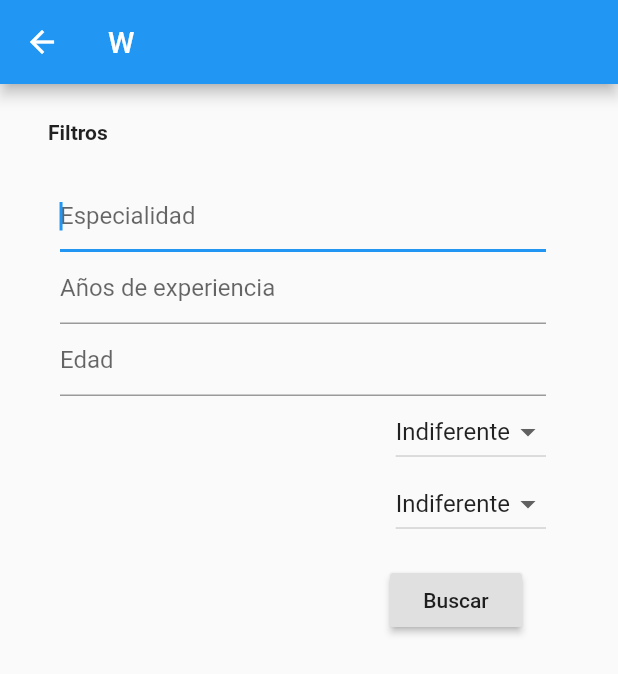
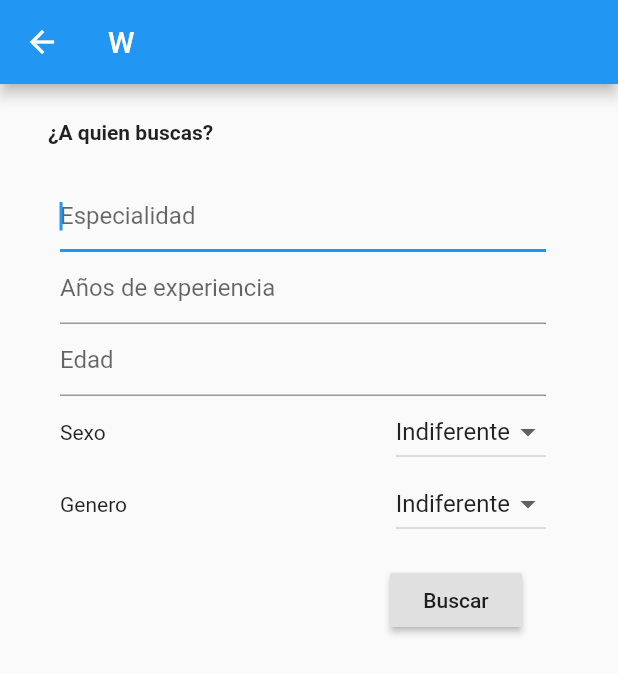
Before and after one commit to EmmanuelMess/WorKeenApp, a Flutter app: the BusinessFilterPeopleScreen screen opened by its route, on a phone screen of 412 x 824 dp. Shown: the top 674 px of the screen. Run offline on Flutter 3.47's test engine with Material 2 defaults, Android fonts, the phone set to English and light mode, and no system bars.

Commit message:
Added labels to filter

```diff
--- a/lib/business_filter.dart
+++ b/lib/business_filter.dart
@@ -101,6 +101,10 @@ class _BusinessFilterPeopleState extends State<BusinessFilterPeopleScreen> {
                 });
               },
             ),
+            Row(
+              mainAxisAlignment: MainAxisAlignment.spaceBetween,
+              children: [
+                Text("Sexo"),
                 DropdownButton<int>(
                   value: _selectedSex,
                   items: List.generate(_sexes.length, (int i) {
@@ -111,6 +115,12 @@ class _BusinessFilterPeopleState extends State<BusinessFilterPeopleScreen> {
                   }),
                   onChanged: (elem) => setState(() => _selectedSex = elem),
                 ),
+              ],
+            ),
+            Row(
+              mainAxisAlignment: MainAxisAlignment.spaceBetween,
+              children: [
+                Text("Genero"),
                 DropdownButton<int>(
                   value: _selectedGender,
                   items: List.generate(['Indiferente'].length, (int i) {
@@ -120,6 +130,8 @@ class _BusinessFilterPeopleState extends State<BusinessFilterPeopleScreen> {
                     );
                   }),
                   onChanged: (elem) => setState(() => _selectedGender = elem),
+                ),
+              ],
             ),
             Padding(
               padding: EdgeInsets.all(16),
@@ -159,7 +171,7 @@ class _BusinessFilterPeopleState extends State<BusinessFilterPeopleScreen> {
             Container(
               padding: EdgeInsets.only(left: 16, top: 24, right: 16),
               child: Text(
-                "Filtros",
+                "¿A quien buscas?",
                 style: TextStyle(
                   fontWeight: FontWeight.bold,
                 ),
```
Lines whose indentation alone changed are shown as unchanged.
